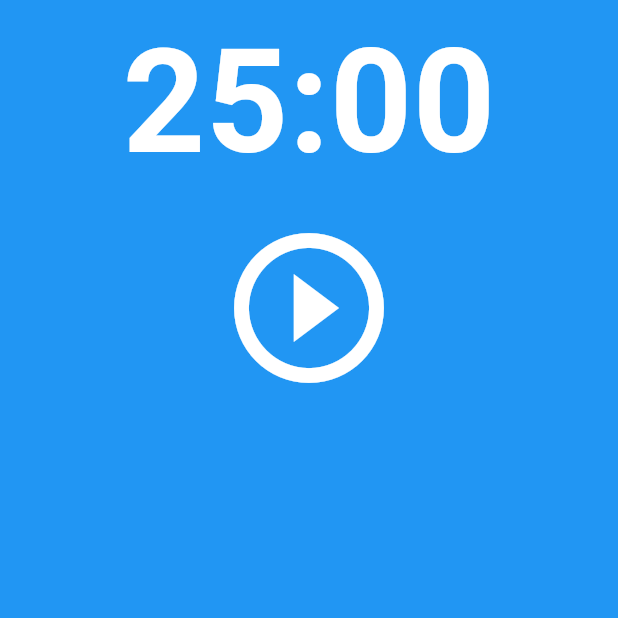
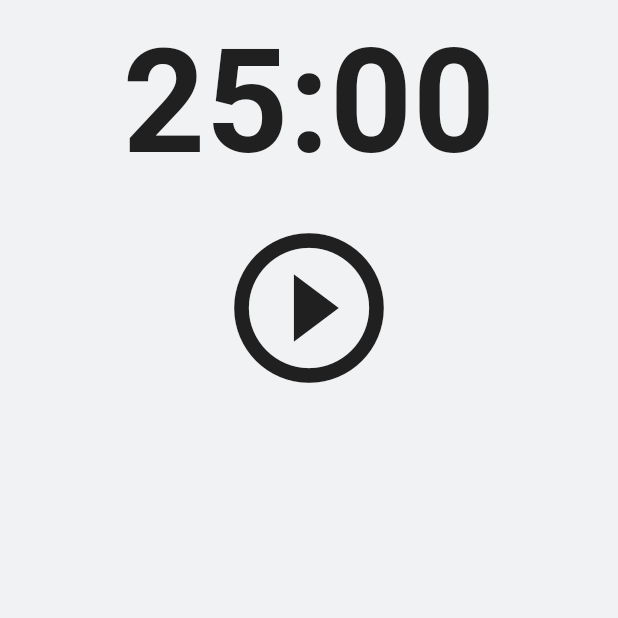
Before and after one commit to ShaRifShykh/pomodoro-timer, a Flutter app: the screen it shows after launch, on a phone screen of 412 x 824 dp, the top half of it. Run offline on Flutter 3.47's test engine with Material 2 defaults, Android fonts, the phone set to English and light mode, and no system bars.

Commit message:
[ADD] demo ColorScheme with dark & light mode

```diff
--- a/lib/main.dart
+++ b/lib/main.dart
@@ -1,4 +1,5 @@
 import 'package:flutter/material.dart';
+import 'package:pomodoro/theme.dart';
 import 'package:pomodoro/timer.dart';
 
 void main() {
@@ -12,25 +13,8 @@ class Pomodoro extends StatelessWidget {
   Widget build(BuildContext context) {
     return MaterialApp(
       title: 'Pomodoro App',
-      theme: ThemeData(
-        useMaterial3: true,
-        /*  colorScheme: const ColorScheme(
-          background: null,
-          brightness: null,
-          error: null,
-          onBackground: null,
-          onError: null,
-          onPrimary: null,
-          onSecondary: null,
-          onSurface: null,
-          primary: null,
-          secondary: null,
-          surface: null,
-        ), */
-      ),
-      darkTheme: ThemeData(
-        useMaterial3: true,
-      ),
+      theme: ThemeClass.lightTheme,
+      darkTheme: ThemeClass.darkTheme,
       home: const PomodoroTimer(),
     );
   }
--- /dev/null
+++ b/lib/theme.dart
@@ -0,0 +1,37 @@
+import 'package:flutter/material.dart';
+
+class ThemeClass {
+  static ThemeData lightTheme = ThemeData(
+    useMaterial3: true,
+    colorScheme: const ColorScheme(
+      brightness: Brightness.light,
+      primary: Color(0xFF202020),
+      onPrimary: Color(0xFF505050),
+      secondary: Color(0xFFBBBBBB),
+      onSecondary: Color(0xFFEAEAEA),
+      error: Color(0xFFF32424),
+      onError: Color(0xFFF32424),
+      background: Color(0xFFF1F2F3),
+      onBackground: Color(0xFFFFFFFF),
+      surface: Color(0xFF54B435),
+      onSurface: Color(0xFF54B435),
+    ),
+  );
+
+  static ThemeData darkTheme = ThemeData(
+    useMaterial3: true,
+    colorScheme: const ColorScheme(
+      brightness: Brightness.dark,
+      primary: Color(0xFFF1F2F3),
+      onPrimary: Color(0xFFFFFFFF),
+      secondary: Color(0xFFBBBBBB),
+      onSecondary: Color(0xFFEAEAEA),
+      error: Color(0xFFF32424),
+      onError: Color(0xFFF32424),
+      background: Color(0xFF202020),
+      onBackground: Color(0xFF505050),
+      surface: Color(0xFF54B435),
+      onSurface: Color(0xFF54B435),
+    ),
+  );
+}
--- a/lib/timer.dart
+++ b/lib/timer.dart
@@ -52,14 +52,14 @@ class _PomodoroTimerState extends State<PomodoroTimer> {
   @override
   Widget build(BuildContext context) {
     return Scaffold(
-      backgroundColor: Colors.blue,
+      backgroundColor: Theme.of(context).colorScheme.background,
       body: SafeArea(
         child: Column(
           children: [
             Text(
               _timeFormat(_remainSeconds),
-              style: const TextStyle(
-                color: Colors.white,
+              style: TextStyle(
+                color: Theme.of(context).colorScheme.primary,
                 fontSize: Sizes.size96,
                 fontWeight: FontWeight.w600,
               ),
@@ -67,7 +67,7 @@ class _PomodoroTimerState extends State<PomodoroTimer> {
             Center(
               child: IconButton(
                 iconSize: Sizes.size96 + Sizes.size24,
-                color: Colors.white,
+                color: Theme.of(context).colorScheme.primary,
                 onPressed: _isRunning ? _onPausePressed : _onStartPressed,
                 icon: Icon(_isRunning
                     ? Icons.pause_circle_outline
```
